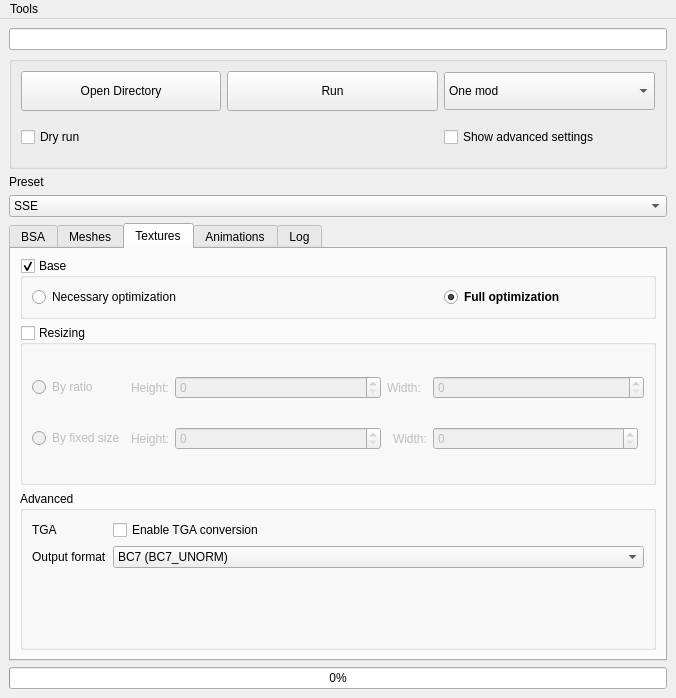
Qt form src/MainWindow.ui (Guekka/cathedral-assets-optimizer) before a commit.
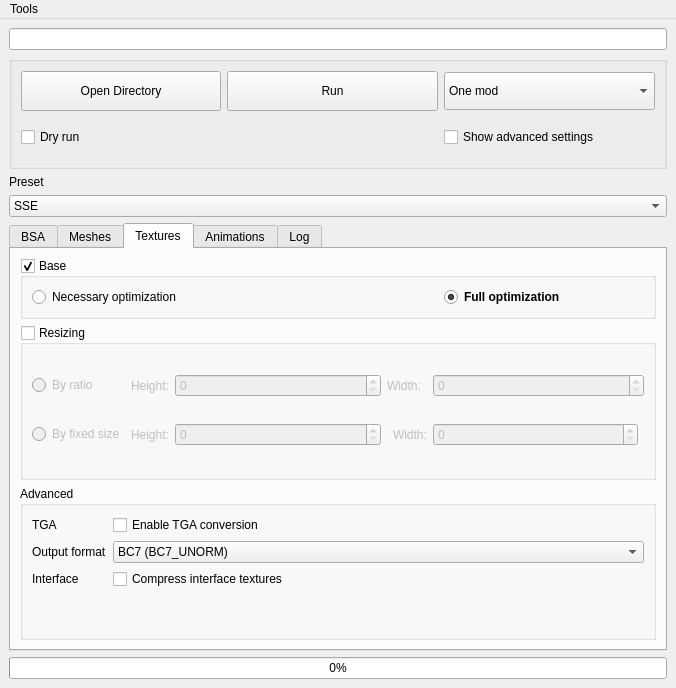
The same form after that commit. The open tabs and pages were chosen to show the change.

Commit message: Improved TexturesOptimizer::optimize. Added to UI the option to not compress interface textures.

Patch:
```diff
--- a/src/MainWindow.ui
+++ b/src/MainWindow.ui
@@ -7,7 +7,7 @@
     <x>0</x>
     <y>0</y>
     <width>676</width>
-    <height>698</height>
+    <height>688</height>
    </rect>
   </property>
   <property name="sizePolicy">
@@ -1007,6 +1007,20 @@
              </item>
             </widget>
            </item>
+           <item row="2" column="0">
+            <widget class="QLabel" name="label_13">
+             <property name="text">
+              <string>Interface</string>
+             </property>
+            </widget>
+           </item>
+           <item row="2" column="1">
+            <widget class="QCheckBox" name="texturesCompressInterfaceCheckBox">
+             <property name="text">
+              <string>Compress interface textures</string>
+             </property>
+            </widget>
+           </item>
           </layout>
          </widget>
         </item>
```
Left out of the diff: 7 changed lines with no effect on the pictures. The commit also changes 4 other files.
